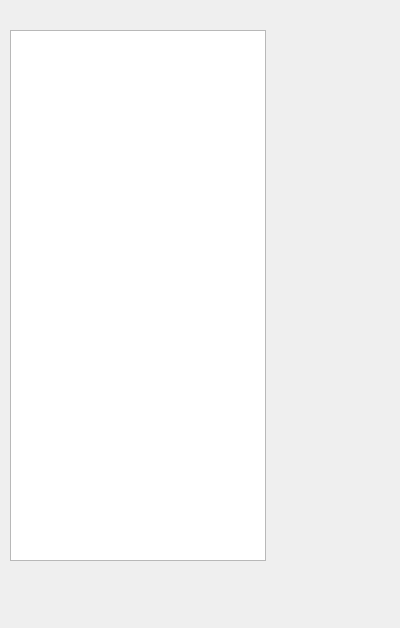
markscat/SH1106_GUI_Design, file stampdialog.ui: the form before one commit.
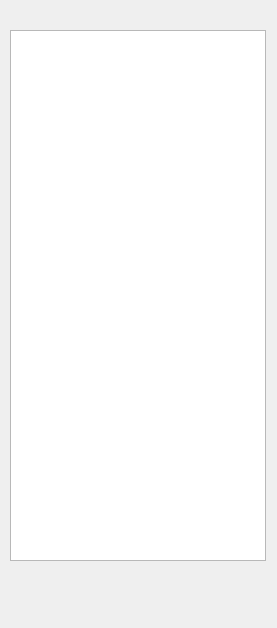
The form after the commit.

```diff
--- a/stampdialog.ui
+++ b/stampdialog.ui
@@ -6,7 +6,7 @@
    <rect>
     <x>0</x>
     <y>0</y>
-    <width>400</width>
+    <width>277</width>
     <height>628</height>
    </rect>
   </property>
```
